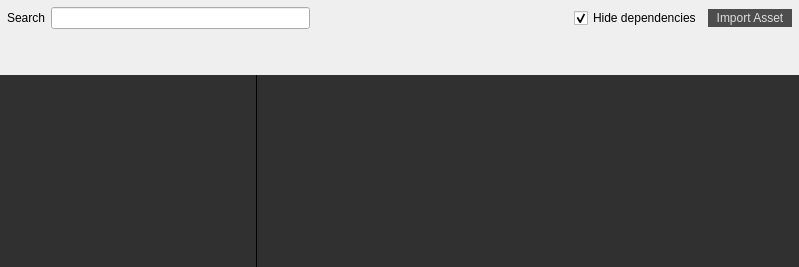
Qt form src/widgets/assetwidget.ui (jahshaka/Studio) before a commit.
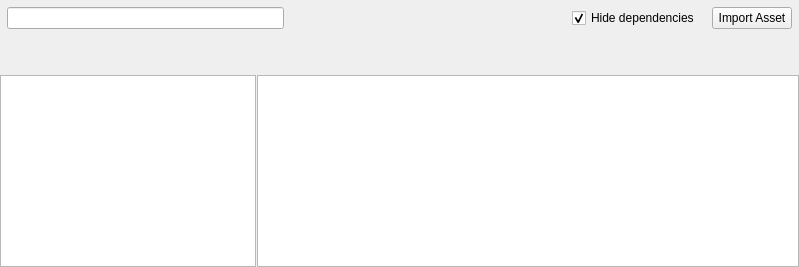
The same form after that commit.

Patch:
```diff
--- a/src/widgets/assetwidget.ui
+++ b/src/widgets/assetwidget.ui
@@ -14,127 +14,7 @@
    <string>Form</string>
   </property>
   <property name="styleSheet">
-   <string notr="true">#assetTree {
-	border: 0;
-}
-
-#assetView {
-	border: 0;
-}
-
-QSplitter::handle:horizontal {
-    width: 1px;
-	background: black;
-}
-
-QPushButton {
-    background-color: #4D4D4D;
-    color: #DEDEDE;
-    border: 0;
-	padding: 2px 8px;
-}
-
-QPushButton:hover {
-    background-color: #555;
-}
-
-QPushButton:pressed {
-    background-color: #444;
-}
-
-QSplitter::handle {
-	background: #1e1e1e;
-}
-
-QSlider::groove:horizontal {
-   /* height: 8px; /* the groove expands to the size of the slider by default. by giving it a height, it has a fixed size */
-    background: #404040;
-}
-
-QSlider::handle:horizontal {
-    background: #AFAFAF;
-    width: 10px;
-    margin: -2px 0; /* handle is placed by default on the contents rect of the groove. Expand outside the groove */
-}
-
-QListWidget {
-	outline: 0;
-	padding: 0;
-	margin: 0;
-}
-
-/* Works for both QListView and QListWidget */
-QListWidget::item {
-    /* Won't work without borders set */
-    border: 0;
-	outline: 0;
-	padding: 0;
-	margin: 0;
-	color: #CECECE;
-}
-
-QListWidget::item:selected {
-	outline: 0;
-    border: 1px solid #353535;
-	background: green;
-	color: #CECECE;
-	padding: 0;
-}
-
-/* important when the widget loses focus */
-QListWidget::item:selected:!active {
-	background: #404040;
-	padding: 0;
-	margin: 0;
-	color: #CECECE;
-}
-
-QListWidget::item:selected:active {
-	background: #404040;
-	padding: 0;
-	margin: 0;
-}
-
-QTreeWidget {
-	outline: none;
-	selection-background-color: #404040;
-	color: #CECECE;
- }
-
-QTreeWidget::item:selected {
-	selection-background-color: #404040;
-	background: #404040;
-	outline: none;
-	padding: 0;
- }
-
-/* important when the widget loses focus */
-QTreeWidget::item:selected:!active {
-	background: #404040;
-	padding: 0;
-	color: #CECECE;
-}
-
-QTreeWidget::item:selected:active {
-	background: #404040;
-	padding: 0;
-}
-
-QTreeWidget::item:hover {
-
-}
-
-/* ========================== */
-
-/* For icon only */
-/*QListView::icon {
-    left: 10px;
-}*/
-
-/* For text only */
-/*QListView::text {
-    left: 10px;
-}*/</string>
+   <string notr="true"/>
   </property>
   <layout class="QGridLayout" name="gridLayout">
    <property name="leftMargin">
@@ -161,6 +41,9 @@
       </sizepolicy>
      </property>
      <layout class="QHBoxLayout" name="horizontalLayout">
+      <property name="spacing">
+       <number>12</number>
+      </property>
       <property name="leftMargin">
        <number>7</number>
       </property>
@@ -173,13 +56,6 @@
       <property name="bottomMargin">
        <number>7</number>
       </property>
-      <item>
-       <widget class="QLabel" name="srchLabel">
-        <property name="text">
-         <string>Search</string>
-        </property>
-       </widget>
-      </item>
       <item>
        <widget class="QLineEdit" name="searchBar"/>
       </item>
@@ -229,7 +105,7 @@
    <item row="2" column="0">
     <widget class="QSplitter" name="splitter">
      <property name="styleSheet">
-      <string notr="true">background: #303030</string>
+      <string notr="true"/>
      </property>
      <property name="lineWidth">
       <number>0</number>
@@ -257,9 +133,7 @@
        </size>
       </property>
       <property name="styleSheet">
-       <string notr="true">QScrollBar:vertical {
-	background: #1e1e1e;
-}</string>
+       <string notr="true"/>
       </property>
       <property name="headerHidden">
        <bool>true</bool>
@@ -278,10 +152,7 @@
        </sizepolicy>
       </property>
       <property name="styleSheet">
-       <string notr="true">QScrollBar:vertical {
-	background: #1e1e1e;
-	outline: 0;
-}</string>
+       <string notr="true"/>
       </property>
       <property name="editTriggers">
        <set>QAbstractItemView::NoEditTriggers</set>
```
